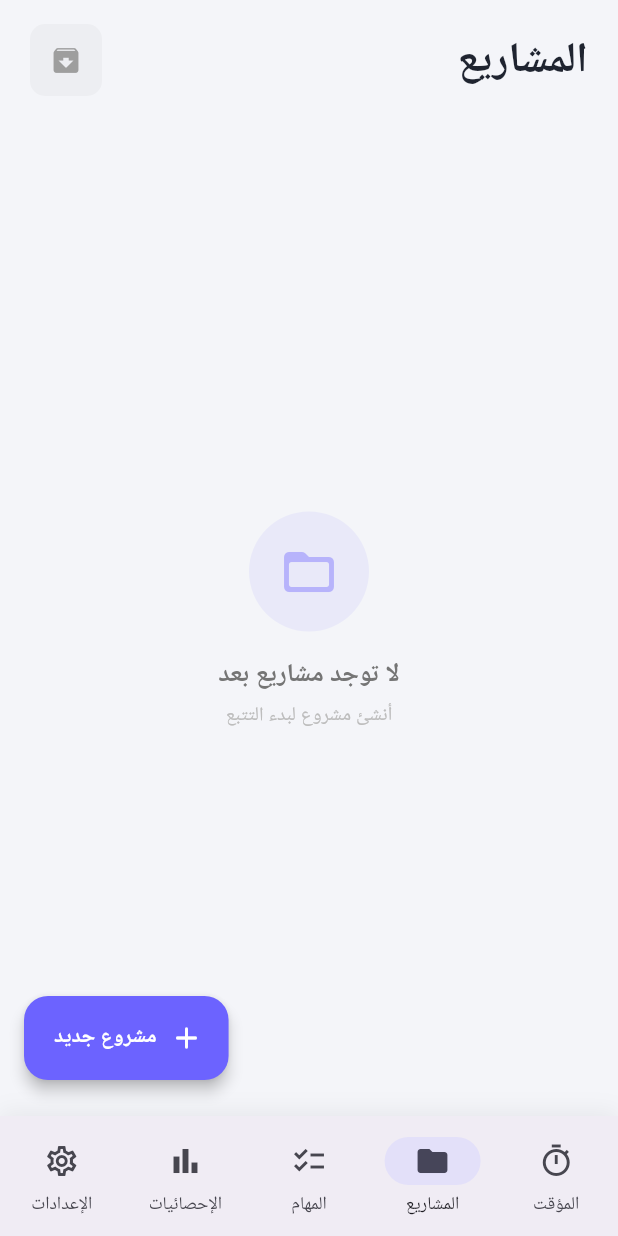
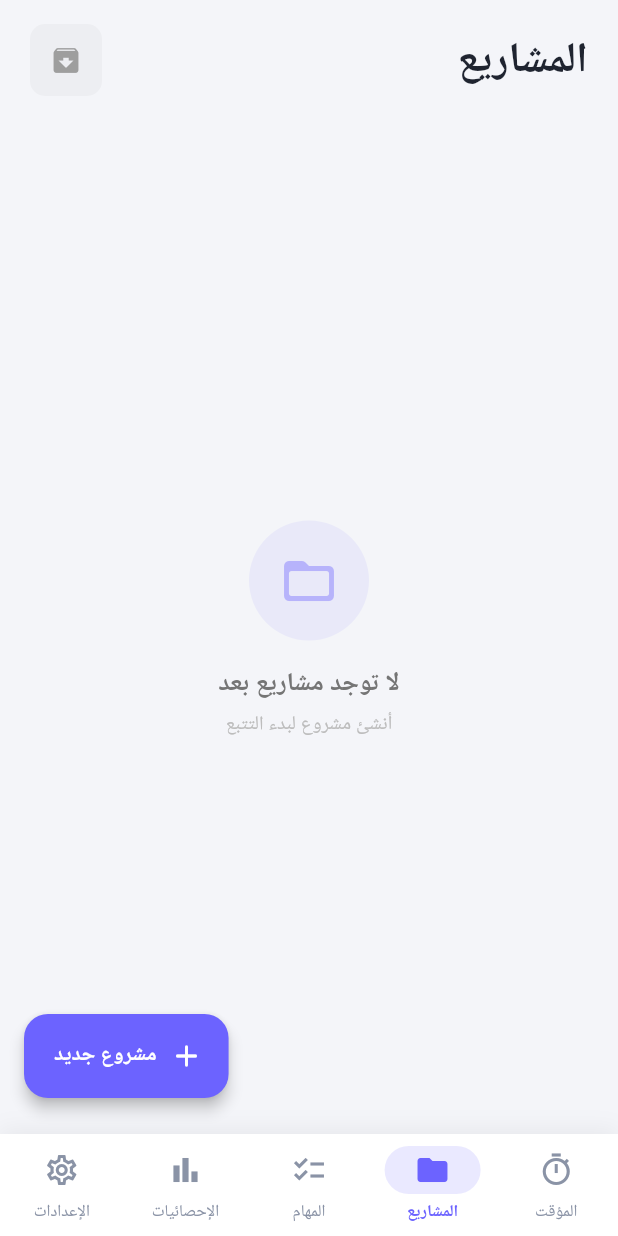
Before and after one commit to amr-2155/pomodoro-pro, a Flutter app: the screen it shows after launch, item 2 of the bottom bar chosen, on a phone screen of 412 x 824 dp. Run offline on Flutter 3.47's test engine with Material 3 defaults, Android fonts, the phone set to English and light mode, and no system bars; our stand-ins replace audioplayers, fl_chart, flutter_local_notifications, hive, hive_flutter, package_info_plus and 3 more; missing offline and left inert: dart:js_interop, flutter_foreground_task; accounts and stored records are empty.

Commit message:
refactor(theme): centralize colors and gradients as design tokens

```diff
--- a/lib/screens/projects_screen.dart
+++ b/lib/screens/projects_screen.dart
@@ -26,16 +26,16 @@ class _ProjectsScreenState extends State<ProjectsScreen> {
   final _searchController = TextEditingController();
 
   static const _themes = [
-    {'key': 'default', 'name': 'Default', 'icon': '🎯', 'gradient': [Color(0xFF6C63FF), Color(0xFF8B83FF)]},
-    {'key': 'reading', 'name': 'Reading', 'icon': '📚', 'gradient': [Color(0xFF5D4037), Color(0xFF8D6E63)]},
-    {'key': 'coding', 'name': 'Coding', 'icon': '💻', 'gradient': [Color(0xFF1B5E20), Color(0xFF4CAF50)]},
-    {'key': 'design', 'name': 'Design', 'icon': '🎨', 'gradient': [Color(0xFFE65100), Color(0xFFFF9800)]},
-    {'key': 'writing', 'name': 'Writing', 'icon': '✍️', 'gradient': [Color(0xFF4A148C), Color(0xFF9C27B0)]},
-    {'key': 'study', 'name': 'Study', 'icon': '🎓', 'gradient': [Color(0xFF0D47A1), Color(0xFF2196F3)]},
-    {'key': 'music', 'name': 'Music', 'icon': '🎵', 'gradient': [Color(0xFF880E4F), Color(0xFFE91E63)]},
-    {'key': 'fitness', 'name': 'Fitness', 'icon': '🏋️', 'gradient': [Color(0xFFBF360C), Color(0xFFFF5722)]},
-    {'key': 'meditation', 'name': 'Meditate', 'icon': '🧘', 'gradient': [Color(0xFF004D40), Color(0xFF009688)]},
-    {'key': 'art', 'name': 'Art', 'icon': '🖌️', 'gradient': [Color(0xFF311B92), Color(0xFF673AB7)]},
+    {'key': 'default', 'name': 'Default', 'icon': '🎯', 'gradient': AppGradients.defaultTheme},
+    {'key': 'reading', 'name': 'Reading', 'icon': '📚', 'gradient': AppGradients.reading},
+    {'key': 'coding', 'name': 'Coding', 'icon': '💻', 'gradient': AppGradients.coding},
+    {'key': 'design', 'name': 'Design', 'icon': '🎨', 'gradient': AppGradients.design},
+    {'key': 'writing', 'name': 'Writing', 'icon': '✍️', 'gradient': AppGradients.writing},
+    {'key': 'study', 'name': 'Study', 'icon': '🎓', 'gradient': AppGradients.study},
+    {'key': 'music', 'name': 'Music', 'icon': '🎵', 'gradient': AppGradients.music},
+    {'key': 'fitness', 'name': 'Fitness', 'icon': '🏋️', 'gradient': AppGradients.fitness},
+    {'key': 'meditation', 'name': 'Meditate', 'icon': '🧘', 'gradient': AppGradients.meditation},
+    {'key': 'art', 'name': 'Art', 'icon': '🖌️', 'gradient': AppGradients.art},
   ];
 
   static const _durations = [5, 10, 15, 20, 25, 30, 45, 60, 90];
--- a/lib/screens/tasks_screen.dart
+++ b/lib/screens/tasks_screen.dart
@@ -1778,8 +1778,8 @@ class _ConfettiPainter extends CustomPainter {
           AppColors.success,
           AppColors.warning,
           AppColors.accent,
-          const Color(0xFF00BCD4),
-          const Color(0xFFE91E63),
+          AppColors.info,
+          AppColors.pink,
         ][random.nextInt(6)],
         size: 3.0 + random.nextDouble() * 5,
         rotation: random.nextDouble() * 360,
--- a/lib/services/data_backup_service_stub.dart
+++ b/lib/services/data_backup_service_stub.dart
@@ -1,4 +1,6 @@
 import 'package:flutter/material.dart';
+
+import '../utils/constants.dart';
 
 void downloadBackup(BuildContext context, String json) {
   showDialog(
@@ -6,7 +8,7 @@ void downloadBackup(BuildContext context, String json) {
     builder: (ctx) {
       final isDark = Theme.of(ctx).brightness == Brightness.dark;
       return AlertDialog(
-        backgroundColor: isDark ? const Color(0xFF1E2130) : Colors.white,
+        backgroundColor: isDark ? AppColors.surfaceDarkAlt : Colors.white,
         shape: RoundedRectangleBorder(borderRadius: BorderRadius.circular(20)),
         title: const Text('Backup Data'),
         content: Text(
@@ -31,7 +33,7 @@ Future<void> pickAndRestore(BuildContext context) async {
   ScaffoldMessenger.of(context).showSnackBar(
     const SnackBar(
       content: Text('Restore is only available on the web version'),
-      backgroundColor: Color(0xFFF59E0B),
+      backgroundColor: AppColors.amber,
       behavior: SnackBarBehavior.floating,
     ),
   );
--- a/lib/utils/constants.dart
+++ b/lib/utils/constants.dart
@@ -39,6 +39,20 @@ class AppColors {
   static const star = Color(0xFFFFB300);
   static const tasbeehGreen = Color(0xFF34A853);
 
+  // Extra semantic accents
+  static const purple = Color(0xFF9C27B0);
+  static const pink = Color(0xFFE91E63);
+  static const amber = Color(0xFFF59E0B);
+  static const successLight = Color(0xFF66BB6A);
+
+  // Extra surfaces
+  static const surfaceAlt = Color(0xFFF7F8FB);
+  static const surfaceDarkAlt = Color(0xFF1E2130);
+
+  // Break-mode palette
+  static const breakSurfaceLight = Color(0xFFF0F7F2);
+  static const breakTextDeep = Color(0xFF1E5B33);
+
   // Accessible project palette (kept for backward data compatibility)
   static const projectColors = [
     Color(0xFF6C63FF),
@@ -52,6 +66,20 @@ class AppColors {
     Color(0xFF009688),
     Color(0xFFFF5722),
   ];
+}
+
+/// Gradient pairs for the project "theme" picker.
+class AppGradients {
+  static const defaultTheme = [Color(0xFF6C63FF), Color(0xFF8B83FF)];
+  static const reading = [Color(0xFF5D4037), Color(0xFF8D6E63)];
+  static const coding = [Color(0xFF1B5E20), Color(0xFF4CAF50)];
+  static const design = [Color(0xFFE65100), Color(0xFFFF9800)];
+  static const writing = [Color(0xFF4A148C), Color(0xFF9C27B0)];
+  static const study = [Color(0xFF0D47A1), Color(0xFF2196F3)];
+  static const music = [Color(0xFF880E4F), Color(0xFFE91E63)];
+  static const fitness = [Color(0xFFBF360C), Color(0xFFFF5722)];
+  static const meditation = [Color(0xFF004D40), Color(0xFF009688)];
+  static const art = [Color(0xFF311B92), Color(0xFF673AB7)];
 }
 
 /// Corner-radius scale.
@@ -232,14 +260,27 @@ class AppTheme {
         ),
         showDragHandle: false,
       ),
-      bottomNavigationBarTheme: const BottomNavigationBarThemeData(
+      navigationBarTheme: NavigationBarThemeData(
         backgroundColor: AppColors.surfaceLight,
-        selectedItemColor: AppColors.primary,
-        unselectedItemColor: AppColors.textMutedLight,
-        type: BottomNavigationBarType.fixed,
+        indicatorColor: AppColors.primary.withValues(alpha: 0.14),
         elevation: 0,
-        selectedLabelStyle: TextStyle(fontSize: 11, fontWeight: FontWeight.w600),
-        unselectedLabelStyle: TextStyle(fontSize: 11),
+        height: 68,
+        labelBehavior: NavigationDestinationLabelBehavior.alwaysShow,
+        labelTextStyle: WidgetStateProperty.resolveWith((states) {
+          final selected = states.contains(WidgetState.selected);
+          return TextStyle(
+            fontSize: 11,
+            fontWeight: selected ? FontWeight.w600 : FontWeight.w500,
+            color: selected ? AppColors.primary : AppColors.textMutedLight,
+          );
+        }),
+        iconTheme: WidgetStateProperty.resolveWith((states) {
+          final selected = states.contains(WidgetState.selected);
+          return IconThemeData(
+            size: 24,
+            color: selected ? AppColors.primary : AppColors.textMutedLight,
+          );
+        }),
       ),
     );
   }
@@ -355,14 +396,27 @@ class AppTheme {
         ),
         showDragHandle: false,
       ),
-      bottomNavigationBarTheme: const BottomNavigationBarThemeData(
+      navigationBarTheme: NavigationBarThemeData(
         backgroundColor: AppColors.surfaceDark,
-        selectedItemColor: AppColors.primaryLight,
-        unselectedItemColor: AppColors.textMutedDark,
-        type: BottomNavigationBarType.fixed,
+        indicatorColor: AppColors.primaryLight.withValues(alpha: 0.2),
         elevation: 0,
-        selectedLabelStyle: TextStyle(fontSize: 11, fontWeight: FontWeight.w600),
-        unselectedLabelStyle: TextStyle(fontSize: 11),
+        height: 68,
+        labelBehavior: NavigationDestinationLabelBehavior.alwaysShow,
+        labelTextStyle: WidgetStateProperty.resolveWith((states) {
+          final selected = states.contains(WidgetState.selected);
+          return TextStyle(
+            fontSize: 11,
+            fontWeight: selected ? FontWeight.w600 : FontWeight.w500,
+            color: selected ? AppColors.primaryLight : AppColors.textMutedDark,
+          );
+        }),
+        iconTheme: WidgetStateProperty.resolveWith((states) {
+          final selected = states.contains(WidgetState.selected);
+          return IconThemeData(
+            size: 24,
+            color: selected ? AppColors.primaryLight : AppColors.textMutedDark,
+          );
+        }),
       ),
     );
   }
--- a/lib/widgets/break_screen.dart
+++ b/lib/widgets/break_screen.dart
@@ -98,7 +98,7 @@ class _BreakScreenState extends State<BreakScreen>
     return Scaffold(
       backgroundColor: isDark
           ? AppColors.backgroundDark
-          : const Color(0xFFF0F7F2),
+          : AppColors.breakSurfaceLight,
       body: SafeArea(
         child: Column(
           children: [
@@ -115,7 +115,7 @@ class _BreakScreenState extends State<BreakScreen>
                   fontStyle: FontStyle.italic,
                   color: isDark
                       ? AppColors.tasbeehGreen.withValues(alpha: 0.9)
-                      : const Color(0xFF1E5B33),
+                      : AppColors.breakTextDeep,
                 ),
               ),
             ),
--- a/lib/widgets/completion_celebration.dart
+++ b/lib/widgets/completion_celebration.dart
@@ -114,8 +114,8 @@ class _CompletionCelebrationState extends State<CompletionCelebration>
       AppColors.accent,
       AppColors.success,
       AppColors.warning,
-      const Color(0xFF00BCD4),
-      const Color(0xFF9C27B0),
+      AppColors.info,
+      AppColors.purple,
     ];
     for (int i = 0; i < 42; i++) {
       _pieces.add(_Confetti(
--- a/lib/widgets/project_completion_overlay.dart
+++ b/lib/widgets/project_completion_overlay.dart
@@ -72,7 +72,7 @@ class _ProjectCompletionOverlayState extends State<ProjectCompletionOverlay>
       AppColors.success,
       AppColors.primary,
       AppColors.warning,
-      const Color(0xFF00BCD4),
+      AppColors.info,
     ];
     for (int i = 0; i < 24; i++) {
       _pieces.add(_MiniConfetti(
@@ -180,7 +180,7 @@ class _ProjectCompletionOverlayState extends State<ProjectCompletionOverlay>
                         decoration: BoxDecoration(
                           gradient: const LinearGradient(colors: [
                             AppColors.success,
-                            Color(0xFF66BB6A),
+                            AppColors.successLight,
                           ]),
                           borderRadius: BorderRadius.circular(14),
                         ),
@@ -236,7 +236,7 @@ class _RingCheckPainter extends CustomPainter {
       ..shader = const SweepGradient(
         startAngle: -pi / 2,
         endAngle: 3 * pi / 2,
-        colors: [AppColors.success, Color(0xFF66BB6A)],
+        colors: [AppColors.success, AppColors.successLight],
         transform: GradientRotation(-pi / 2),
       ).createShader(Rect.fromCircle(center: center, radius: radius));
     canvas.drawArc(
```
Also changed, not shown: lib/widgets/tas3ady_panel.dart (+10 -10 lines).
